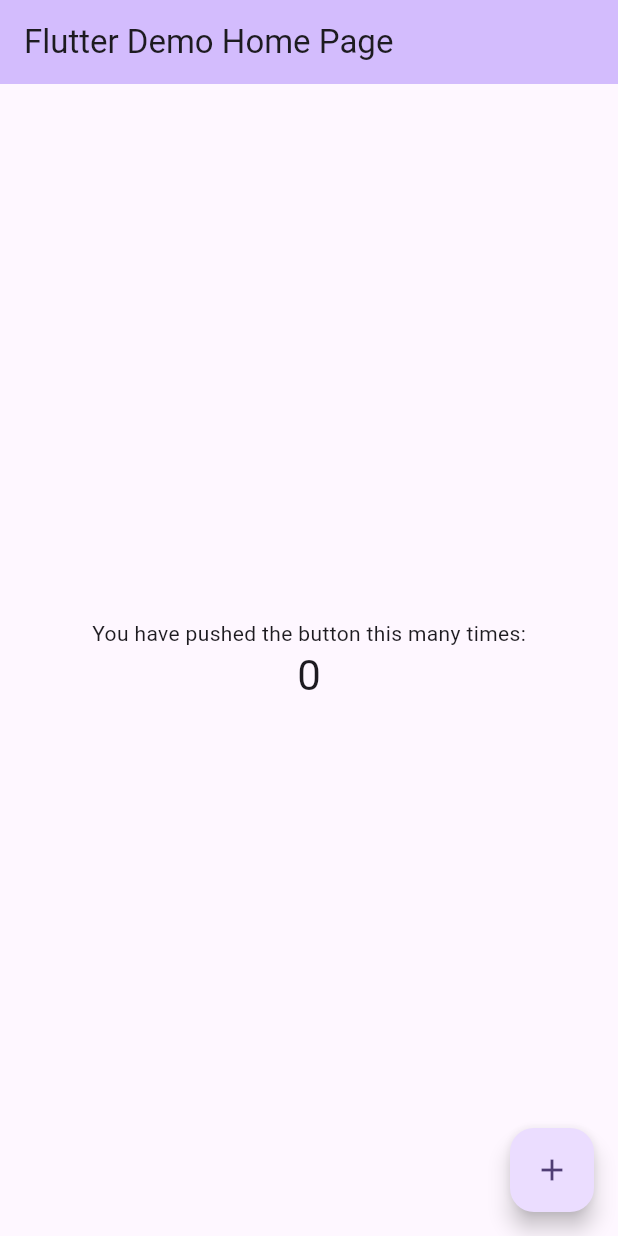
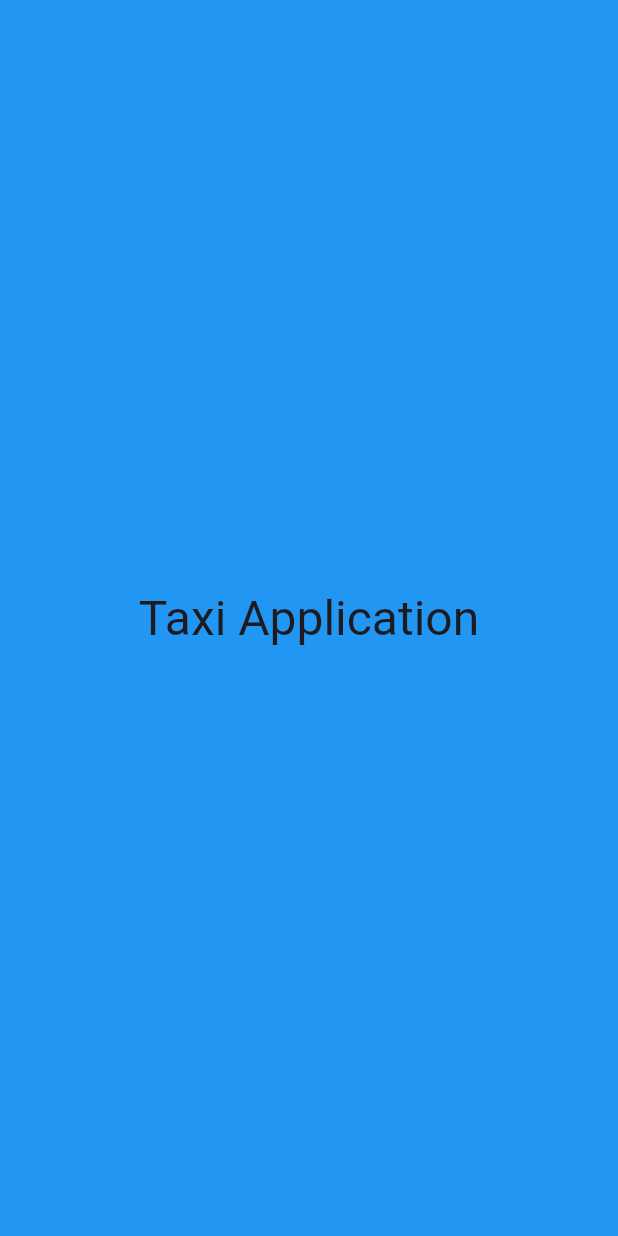
Before and after one commit to loicnaoussi/taxi, a Flutter app: the screen it shows after launch, on a phone screen of 412 x 824 dp. Run offline on Flutter 3.47's test engine with Material 3 defaults, Android fonts, the phone set to English and light mode, and no system bars; our stand-ins replace file_picker, image_picker, qr_flutter.

Commit message:
Add initial implementation of splash and role selection screens, integrate file selector plugins for Linux, Windows, and macOS, and define application routes

```diff
--- a/taxi/lib/main.dart
+++ b/taxi/lib/main.dart
@@ -1,4 +1,5 @@
 import 'package:flutter/material.dart';
+import 'package:taxi/screens/splash_screen.dart';
 
 void main() {
   runApp(const MyApp());
@@ -7,119 +8,21 @@ void main() {
 class MyApp extends StatelessWidget {
   const MyApp({super.key});
 
-  // This widget is the root of your application.
   @override
   Widget build(BuildContext context) {
     return MaterialApp(
-      title: 'Flutter Demo',
+      title: 'Taxi Application',
       theme: ThemeData(
-        // This is the theme of your application.
-        //
-        // TRY THIS: Try running your application with "flutter run". You'll see
-        // the application has a purple toolbar. Then, without quitting the app,
-        // try changing the seedColor in the colorScheme below to Colors.green
-        // and then invoke "hot reload" (save your changes or press the "hot
-        // reload" button in a Flutter-supported IDE, or press "r" if you used
-        // the command line to start the app).
-        //
-        // Notice that the counter didn't reset back to zero; the application
-        // state is not lost during the reload. To reset the state, use hot
-        // restart instead.
-        //
-        // This works for code too, not just values: Most code changes can be
-        // tested with just a hot reload.
-        colorScheme: ColorScheme.fromSeed(seedColor: Colors.deepPurple),
+        colorScheme: ColorScheme.fromSeed(
+          seedColor: const Color(0xFF6750A4),
+          brightness: Brightness.light,
+        ),
         useMaterial3: true,
       ),
-      home: const MyHomePage(title: 'Flutter Demo Home Page'),
+      initialRoute: '/',
+      routes: {
+        '/': (context) => const SplashScreen(),
+      },
     );
   }
 }
-
-class MyHomePage extends StatefulWidget {
-  const MyHomePage({super.key, required this.title});
-
-  // This widget is the home page of your application. It is stateful, meaning
-  // that it has a State object (defined below) that contains fields that affect
-  // how it looks.
-
-  // This class is the configuration for the state. It holds the values (in this
-  // case the title) provided by the parent (in this case the App widget) and
-  // used by the build method of the State. Fields in a Widget subclass are
-  // always marked "final".
-
-  final String title;
-
-  @override
-  State<MyHomePage> createState() => _MyHomePageState();
-}
-
-class _MyHomePageState extends State<MyHomePage> {
-  int _counter = 0;
-
-  void _incrementCounter() {
-    setState(() {
-      // This call to setState tells the Flutter framework that something has
-      // changed in this State, which causes it to rerun the build method below
-      // so that the display can reflect the updated values. If we changed
-      // _counter without calling setState(), then the build method would not be
-      // called again, and so nothing would appear to happen.
-      _counter++;
-    });
-  }
-
-  @override
-  Widget build(BuildContext context) {
-    // This method is rerun every time setState is called, for instance as done
-    // by the _incrementCounter method above.
-    //
-    // The Flutter framework has been optimized to make rerunning build methods
-    // fast, so that you can just rebuild anything that needs updating rather
-    // than having to individually change instances of widgets.
-    return Scaffold(
-      appBar: AppBar(
-        // TRY THIS: Try changing the color here to a specific color (to
-        // Colors.amber, perhaps?) and trigger a hot reload to see the AppBar
-        // change color while the other colors stay the same.
-        backgroundColor: Theme.of(context).colorScheme.inversePrimary,
-        // Here we take the value from the MyHomePage object that was created by
-        // the App.build method, and use it to set our appbar title.
-        title: Text(widget.title),
-      ),
-      body: Center(
-        // Center is a layout widget. It takes a single child and positions it
-        // in the middle of the parent.
-        child: Column(
-          // Column is also a layout widget. It takes a list of children and
-          // arranges them vertically. By default, it sizes itself to fit its
-          // children horizontally, and tries to be as tall as its parent.
-          //
-          // Column has various properties to control how it sizes itself and
-          // how it positions its children. Here we use mainAxisAlignment to
-          // center the children vertically; the main axis here is the vertical
-          // axis because Columns are vertical (the cross axis would be
-          // horizontal).
-          //
-          // TRY THIS: Invoke "debug painting" (choose the "Toggle Debug Paint"
-          // action in the IDE, or press "p" in the console), to see the
-          // wireframe for each widget.
-          mainAxisAlignment: MainAxisAlignment.center,
-          children: <Widget>[
-            const Text(
-              'You have pushed the button this many times:',
-            ),
-            Text(
-              '$_counter',
-              style: Theme.of(context).textTheme.headlineMedium,
-            ),
-          ],
-        ),
-      ),
-      floatingActionButton: FloatingActionButton(
-        onPressed: _incrementCounter,
-        tooltip: 'Increment',
-        child: const Icon(Icons.add),
-      ), // This trailing comma makes auto-formatting nicer for build methods.
-    );
-  }
-}
--- a/taxi/lib/routes/routes.dart
+++ b/taxi/lib/routes/routes.dart
@@ -0,0 +1,7 @@
+class Routes {
+  static const String splash = '/';
+  static const String roleSelection = '/role_selection';
+  static const String passengerHome = '/passengerHome';
+  static const String driverHome = '/driverHome';
+  // Ajoutez d'autres routes selon les besoins
+}
--- a/taxi/lib/screens/splash_screen.dart
+++ b/taxi/lib/screens/splash_screen.dart
@@ -0,0 +1,38 @@
+import 'package:flutter/material.dart';
+import 'package:taxi/routes/routes.dart';
+import 'dart:async';  // Added import for Timer
+
+class SplashScreen extends StatefulWidget {
+  const SplashScreen({super.key});
+
+  @override
+  State<SplashScreen> createState() => _SplashScreenState();
+}
+
+class _SplashScreenState extends State<SplashScreen> {
+  @override
+  void initState() {
+    super.initState();
+    Timer(const Duration(seconds: 3), () {
+      Navigator.pushReplacementNamed(context, Routes.roleSelection);
+    });
+  }
+
+  @override
+  Widget build(BuildContext context) {
+    return Scaffold(
+      backgroundColor: Colors.blue,
+      body: Center(
+        child: Text(
+          'Taxi Application',
+          style: Theme.of(context).textTheme.headlineLarge ??
+              const TextStyle(  // Added fallback style
+                fontSize: 24,
+                fontWeight: FontWeight.bold,
+                color: Colors.white,
+              ),
+        ),
+      ),
+    );
+  }
+}
```
Also changed, not shown: taxi/lib/screens/driver_home.dart (+110 -0 lines), taxi/lib/screens/role_selection_screen.dart (+35 -0 lines), taxi/lib/themes/theme.dart (+59 -0 lines), taxi/pubspec.yaml (+20 -68 lines), taxi/assets/fonts/Poppins-Bold.ttf (added), taxi/assets/fonts/Poppins-Regular.ttf (added), taxi/assets/icons/danger.png (added), taxi/assets/icons/edit.png (added), taxi/assets/icons/notification.png (added), taxi/assets/icons/qr.png (added), taxi/assets/images/default_profile.png (added), taxi/assets/images/logo.png (added), taxi/pubspec.lock, 5 other files.
